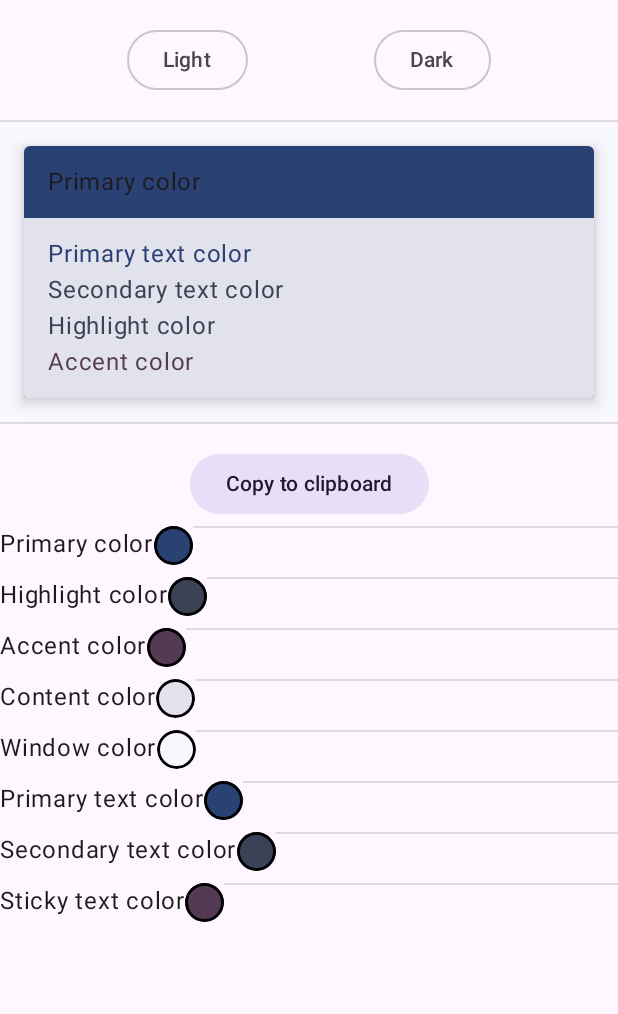
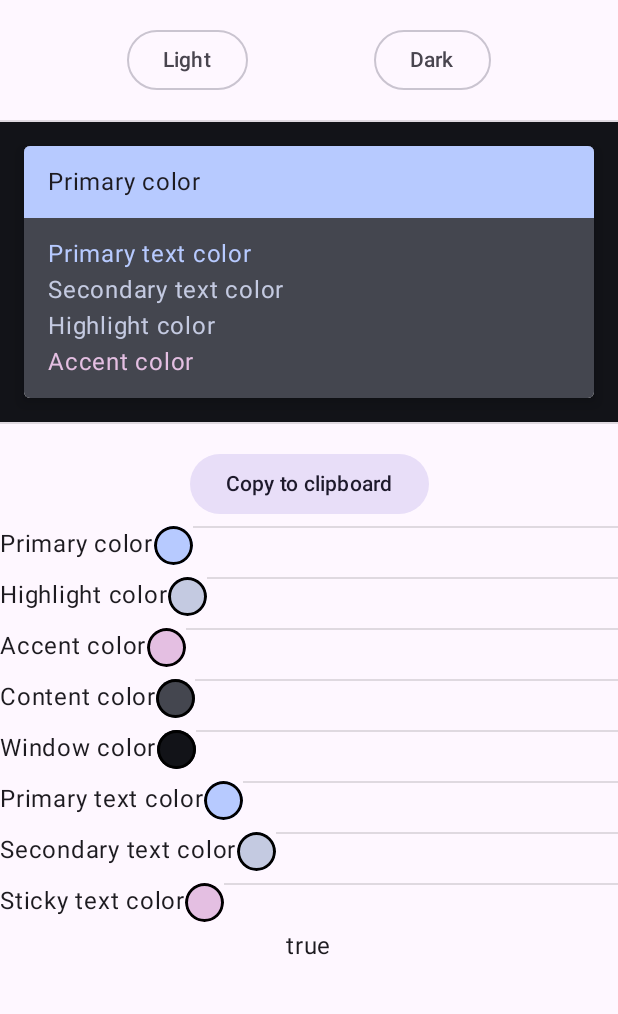
Before and after one commit to fdorssers/material-sync, an Android app built with Jetpack Compose: the screen it shows after launch (MainActivity), on a phone screen of 412 x 824 dp, the part 136-1150 px from its top. Run offline under Robolectric (Android 15) with nearby library versions, the phone set to English and light mode, and no system bars; our stand-ins replace Timber.

Commit message:
Introduce viewmodel

```diff
--- a/app/src/main/java/dev/dorssers/materialsync/ui/MainActivity.kt
+++ b/app/src/main/java/dev/dorssers/materialsync/ui/MainActivity.kt
@@ -3,6 +3,7 @@ package dev.dorssers.materialsync.ui
 import android.os.Bundle
 import androidx.activity.ComponentActivity
 import androidx.activity.compose.setContent
+import androidx.activity.viewModels
 import androidx.compose.foundation.layout.fillMaxSize
 import androidx.compose.material3.MaterialTheme
 import androidx.compose.material3.Surface
@@ -10,10 +11,13 @@ import androidx.compose.runtime.Composable
 import androidx.compose.ui.Modifier
 import androidx.compose.ui.tooling.preview.Preview
 import dev.dorssers.materialsync.ui.main.ThemeScreen
+import dev.dorssers.materialsync.ui.main.ThemeViewModel
 import dev.dorssers.materialsync.ui.theme.MaterialSyncTheme
 
 
 class MainActivity : ComponentActivity() {
+    private val themeViewModel: ThemeViewModel by viewModels<ThemeViewModel>()
+
     override fun onCreate(savedInstanceState: Bundle?) {
         super.onCreate(savedInstanceState)
         setContent {
@@ -23,7 +27,7 @@ class MainActivity : ComponentActivity() {
                     modifier = Modifier.fillMaxSize(),
                     color = MaterialTheme.colorScheme.background
                 ) {
-                    ThemeScreen()
+                    ThemeScreen(themeViewModel)
                 }
             }
         }
--- a/app/src/main/java/dev/dorssers/materialsync/ui/main/ThemeScreen.kt
+++ b/app/src/main/java/dev/dorssers/materialsync/ui/main/ThemeScreen.kt
@@ -21,11 +21,17 @@ import dev.dorssers.materialsync.ui.components.ThemeButton
 import timber.log.Timber
 
 @Composable
-fun ThemeScreen() {
-    val context = LocalContext.current
-    var isDark by remember { mutableStateOf(false) }
-    var syncTheme by remember { mutableStateOf(createTheme(context, isDark)) }
-    var colorOptions by remember { mutableStateOf(getNamedColors(context, isDark)) }
+fun ThemeScreen(viewModel: ThemeViewModel) {
+    val isDark by viewModel.isDark.collectAsState()
+    val syncTheme by viewModel.syncTheme.collectAsState()
+    val colorOptions by viewModel.namedColors.collectAsState()
+
+//    val context = LocalContext.current
+//    var isDark by remember { mutableStateOf(false) }
+//    var syncTheme by remember { mutableStateOf(createTheme(context, isDark)) }
+//    var colorOptions by remember { mutableStateOf(getNamedColors(context, isDark)) }
+
+
     Column(
         Modifier
             .verticalScroll(rememberScrollState()),
@@ -40,14 +46,16 @@ fun ThemeScreen() {
         Row(Modifier.fillMaxWidth(), horizontalArrangement = Arrangement.SpaceEvenly) {
             ThemeButton(false) {
                 Timber.d("Update")
+                viewModel.setDark(false)
 //                isDark = false
-                syncTheme = createTheme(context, false)
-                colorOptions = getNamedColors(context, false)
+//                syncTheme = createTheme(context, false)
+//                colorOptions = getNamedColors(context, false)
             }
             ThemeButton(true) {
+                viewModel.setDark(true)
 //                isDark = true
-                syncTheme = createTheme(context, true)
-                colorOptions = getNamedColors(context, true)
+//                syncTheme = createTheme(context, true)
+//                colorOptions = getNamedColors(context, true)
             }
         }
         Spacer(modifier = Modifier.height(16.dp))
@@ -57,11 +65,12 @@ fun ThemeScreen() {
         Spacer(modifier = Modifier.height(16.dp))
         ClipboardButton(text = syncTheme.toJson().toString())
         ColorList(syncTheme = syncTheme, colorOptions = colorOptions)
+        Text(text = "${isDark}")
     }
 }
 
-@Preview
-@Composable
-fun ThemeScreenPreview() {
-    ThemeScreen()
-}
+//@Preview
+//@Composable
+//fun ThemeScreenPreview() {
+//    ThemeScreen()
+//}
--- /dev/null
+++ b/app/src/main/java/dev/dorssers/materialsync/ui/main/ThemeViewModel.kt
@@ -0,0 +1,53 @@
+package dev.dorssers.materialsync.ui.main
+
+import android.app.Application
+import androidx.lifecycle.AndroidViewModel
+import androidx.lifecycle.ViewModel
+import androidx.lifecycle.viewModelScope
+import dev.dorssers.materialsync.data.NamedColor
+import dev.dorssers.materialsync.data.SyncTheme
+import dev.dorssers.materialsync.data.createTheme
+import dev.dorssers.materialsync.data.getNamedColors
+import kotlinx.coroutines.flow.*
+
+
+class ThemeViewModel(application: Application) : AndroidViewModel(application) {
+
+    private val initialValue = true
+
+    private val _isDark = MutableStateFlow(initialValue)
+    val isDark: StateFlow<Boolean> get() = _isDark
+
+    val syncTheme: StateFlow<SyncTheme>
+        get() = isDark.map {
+            createTheme(
+                getApplication<Application>().applicationContext,
+                _isDark.value
+            )
+        }.stateIn(
+            viewModelScope, SharingStarted.Eagerly, createTheme(
+                getApplication<Application>().applicationContext,
+                initialValue
+            )
+        )
+
+    val namedColors: StateFlow<List<NamedColor>>
+        get() = isDark.map {
+            getNamedColors(getApplication<Application>().applicationContext, _isDark.value)
+        }.stateIn(
+            viewModelScope,
+            SharingStarted.Eagerly,
+            getNamedColors(getApplication<Application>().applicationContext, _isDark.value)
+        )
+
+
+    fun setDark(dark: Boolean) {
+        _isDark.value = dark
+//        _isDark.map {
+//            createTheme(
+//                getApplication<Application>().applicationContext,
+//                _isDark.value
+//            )
+//        }
+    }
+}
```
Also changed, not shown: app/src/main/java/dev/dorssers/materialsync/util/YouColors.kt (added, +84 -0 lines).
